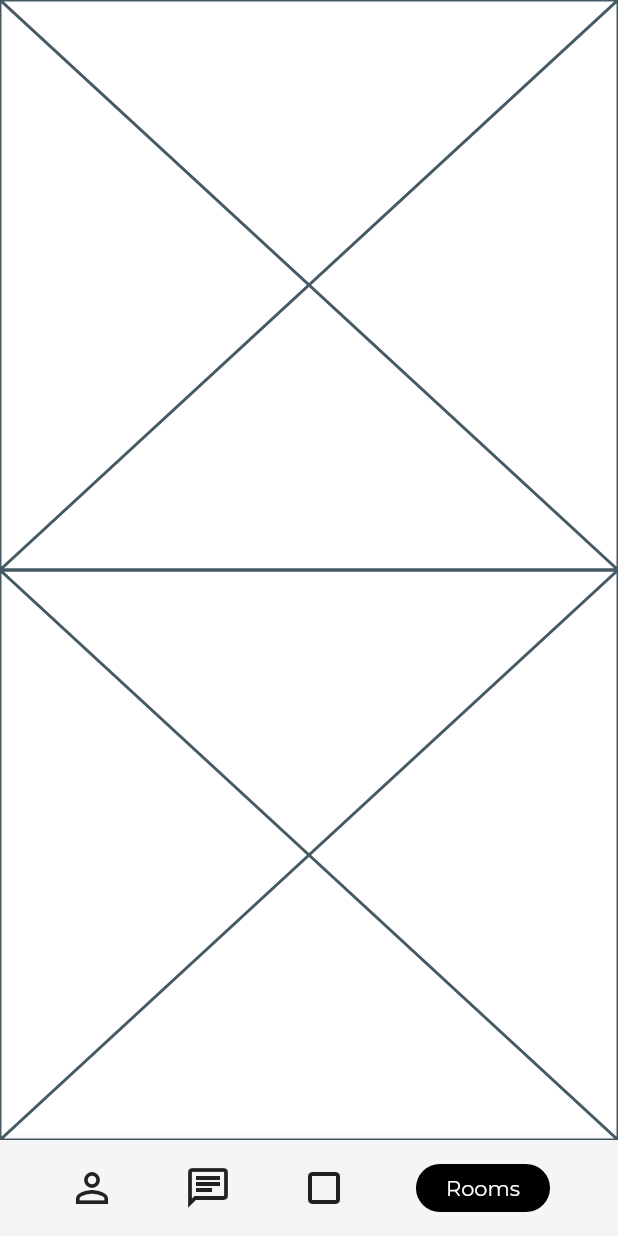
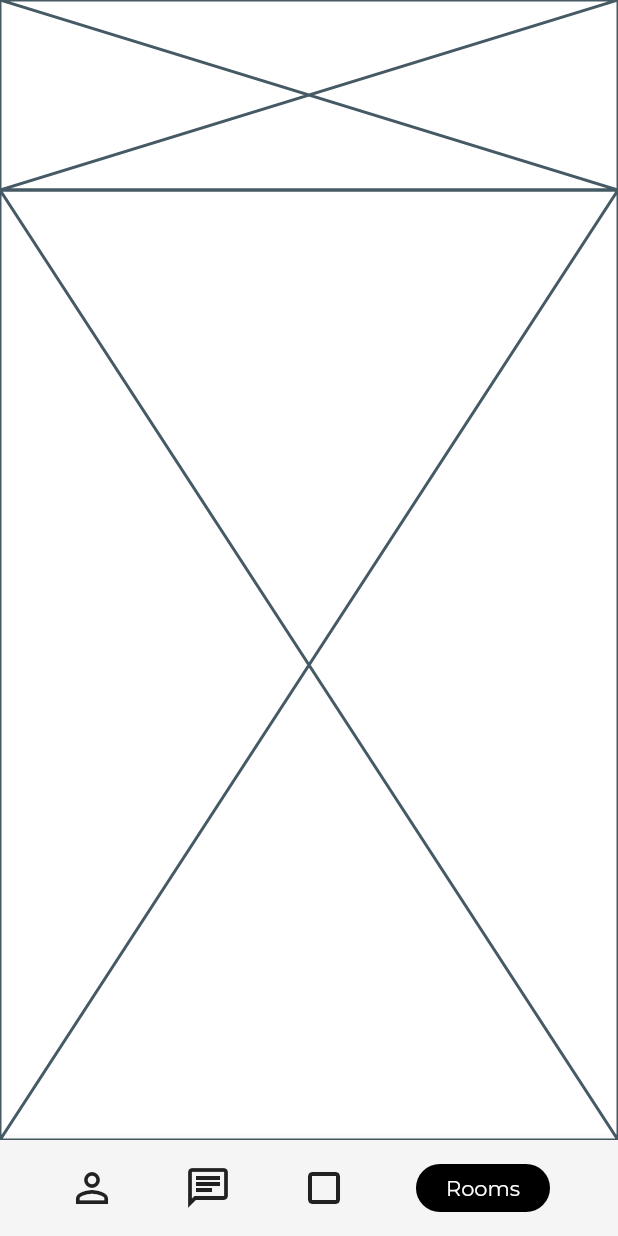
Before and after one commit to JAICHANGPARK/flutter_notebook_8th_story, a Flutter app: the RoomsPage screen opened by its route, on a phone screen of 412 x 824 dp. Run offline on Flutter 3.47's test engine with Material 2 defaults, Android fonts, the phone set to English and light mode, and no system bars; our stand-ins replace badges, flutter_hooks, google_fonts, hooks_riverpod, state_notifier.

Commit message:
Update rooms_page.dart

```diff
--- a/lib/ep588_social_app/rooms_page.dart
+++ b/lib/ep588_social_app/rooms_page.dart
@@ -1,6 +1,5 @@
 import 'package:flutter/material.dart';
 import 'package:flutter_notebook_8th_story/ep588_social_app/social_bottom_nav_bar.dart';
-
 
 class RoomsPage extends StatefulWidget {
   @override
@@ -16,19 +15,16 @@ class _RoomsPageState extends State<RoomsPage> {
         child: Column(
           crossAxisAlignment: CrossAxisAlignment.start,
           children: [
-              Expanded(
-                flex: 2,
-                child: Placeholder(),
-              ),
             Expanded(
               flex: 2,
               child: Placeholder(),
             ),
-
-
+            Expanded(
+              flex: 10,
+              child: Placeholder(),
+            ),
           ],
         ),
-
       ),
       bottomNavigationBar: SocialBottomNavBar(),
     );
```
